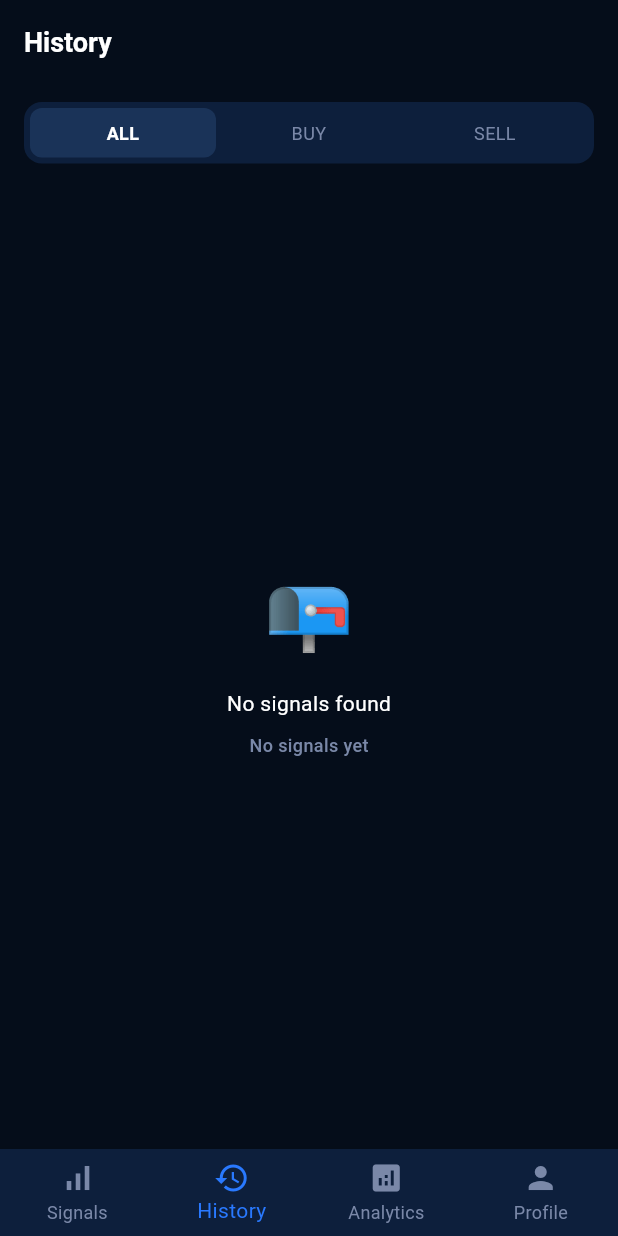
After one commit to stewardyohanes/ea_mobile, a Flutter app: the HistoryScreen screen opened by its route, on a phone screen of 412 x 824 dp. The commit adds this screen. Run offline on Flutter 3.47's test engine with Material 3 defaults, Android fonts, the phone set to English and light mode, and no system bars; our stand-ins replace dio, flutter_animate, flutter_riverpod, flutter_secure_storage, go_router, lottie; accounts and stored records are empty; network calls fail.

Commit message:
feat: add HistoryScreen and FilterTabBar components for signal history management

```diff
--- a/lib/app/router.dart
+++ b/lib/app/router.dart
@@ -2,6 +2,7 @@ import 'package:flutter/material.dart';
 import 'package:flutter_riverpod/flutter_riverpod.dart';
 import 'package:go_router/go_router.dart';
 import 'package:tradegenz_app/features/signals/screens/feed_screen.dart';
+import 'package:tradegenz_app/features/signals/screens/history_screen.dart';
 import '../core/storage/secure_storage.dart';
 import '../features/auth/providers/auth_provider.dart';
 import '../features/auth/screens/login_screen.dart';
@@ -78,7 +79,7 @@ final routerProvider = Provider<GoRouter>((ref) {
           GoRoute(path: '/', builder: (context, state) => const FeedScreen()),
           GoRoute(
             path: '/history',
-            builder: (context, state) => const _PlaceholderScreen('History'),
+            builder: (context, state) => const HistoryScreen(),
           ),
           GoRoute(
             path: '/analytics',
--- /dev/null
+++ b/lib/features/signals/screens/history_screen.dart
@@ -0,0 +1,130 @@
+import 'package:flutter/material.dart';
+import 'package:flutter_riverpod/flutter_riverpod.dart';
+import 'package:tradegenz_app/features/signals/providers/signal_provider.dart';
+import '../widgets/signal_card.dart';
+import '../widgets/skeleton_card.dart';
+import '../widgets/filter_tab_bar.dart';
+import '../../../core/theme/app_colors.dart';
+import '../../../core/theme/app_text_styles.dart';
+
+class HistoryScreen extends ConsumerStatefulWidget {
+  const HistoryScreen({super.key});
+
+  @override
+  ConsumerState<HistoryScreen> createState() => _HistoryScreenState();
+}
+
+class _HistoryScreenState extends ConsumerState<HistoryScreen> {
+  final _scrollController = ScrollController();
+  String _activeFilter = 'ALL'; // state lokal untuk filter aktif
+
+  @override
+  void initState() {
+    super.initState();
+    Future.microtask(() => ref.read(signalsProvider.notifier).fetchInitial());
+    _scrollController.addListener(_onScroll);
+  }
+
+  @override
+  void dispose() {
+    _scrollController.dispose();
+    super.dispose();
+  }
+
+  void _onScroll() {
+    final maxScroll = _scrollController.position.maxScrollExtent;
+    final currentScroll = _scrollController.position.pixels;
+    if (currentScroll >= maxScroll - 200) {
+      final direction = _activeFilter == 'ALL' ? null : _activeFilter;
+      ref.read(signalsProvider.notifier).fetchMore(direction: direction);
+    }
+  }
+
+  void _onFilterChanged(String filter) {
+    setState(() => _activeFilter = filter);
+    // Fetch ulang dengan filter baru
+    final direction = filter == 'ALL' ? null : filter;
+    ref.read(signalsProvider.notifier).fetchInitial(direction: direction);
+  }
+
+  @override
+  Widget build(BuildContext context) {
+    final signalsState = ref.watch(signalsProvider);
+
+    return Scaffold(
+      appBar: AppBar(title: const Text('History')),
+      body: Column(
+        children: [
+          // Filter tab — selalu tampil di atas
+          FilterTabBar(
+            activeFilter: _activeFilter,
+            onFilterChanged: _onFilterChanged,
+          ),
+
+          // List sinyal mengisi sisa ruang
+          // Expanded = setara flex: 1 di RN, mengisi sisa tinggi
+          Expanded(child: _buildBody(signalsState)),
+        ],
+      ),
+    );
+  }
+
+  Widget _buildBody(SignalsState state) {
+    if (state.isLoading) {
+      return ListView.builder(
+        itemCount: 6,
+        itemBuilder: (_, __) => const SkeletonCard(),
+      );
+    }
+
+    if (state.signals.isEmpty) {
+      return Center(
+        child: Column(
+          mainAxisAlignment: MainAxisAlignment.center,
+          children: [
+            const Text('📭', style: TextStyle(fontSize: 48)),
+            const SizedBox(height: 16),
+            Text('No signals found', style: AppTextStyles.body),
+            const SizedBox(height: 8),
+            Text(
+              _activeFilter == 'ALL'
+                  ? 'No signals yet'
+                  : 'No ${_activeFilter} signals found',
+              style: AppTextStyles.label,
+            ),
+          ],
+        ),
+      );
+    }
+
+    return RefreshIndicator(
+      color: AppColors.primary,
+      backgroundColor: AppColors.surface,
+      onRefresh: () {
+        final direction = _activeFilter == 'ALL' ? null : _activeFilter;
+        return ref
+            .read(signalsProvider.notifier)
+            .fetchInitial(direction: direction);
+      },
+      child: ListView.builder(
+        controller: _scrollController,
+        itemCount: state.signals.length + 1,
+        itemBuilder: (context, index) {
+          if (index == state.signals.length) {
+            return state.isLoadingMore
+                ? const Padding(
+                    padding: EdgeInsets.all(16),
+                    child: Center(
+                      child: CircularProgressIndicator(
+                        color: AppColors.primary,
+                      ),
+                    ),
+                  )
+                : const SizedBox.shrink();
+          }
+          return SignalCard(signal: state.signals[index]);
+        },
+      ),
+    );
+  }
+}
--- /dev/null
+++ b/lib/features/signals/widgets/filter_tab_bar.dart
@@ -0,0 +1,54 @@
+import 'package:flutter/material.dart';
+import '../../../core/theme/app_colors.dart';
+import '../../../core/theme/app_text_styles.dart';
+
+class FilterTabBar extends StatelessWidget {
+  final String activeFilter; // 'ALL' | 'BUY' | 'SELL'
+  final ValueChanged<String> onFilterChanged;
+
+  const FilterTabBar({
+    required this.activeFilter,
+    required this.onFilterChanged,
+    super.key,
+  });
+
+  @override
+  Widget build(BuildContext context) {
+    return Container(
+      margin: const EdgeInsets.fromLTRB(16, 12, 16, 4),
+      padding: const EdgeInsets.all(4),
+      decoration: BoxDecoration(
+        color: AppColors.surface,
+        borderRadius: BorderRadius.circular(12),
+      ),
+      child: Row(
+        children: ['ALL', 'BUY', 'SELL'].map((filter) {
+          final isActive = activeFilter == filter;
+          return Expanded(
+            child: GestureDetector(
+              onTap: () => onFilterChanged(filter),
+              child: AnimatedContainer(
+                duration: const Duration(milliseconds: 200),
+                padding: const EdgeInsets.symmetric(vertical: 8),
+                decoration: BoxDecoration(
+                  color: isActive ? AppColors.card : Colors.transparent,
+                  borderRadius: BorderRadius.circular(8),
+                ),
+                child: Text(
+                  filter,
+                  textAlign: TextAlign.center,
+                  style: AppTextStyles.label.copyWith(
+                    color: isActive
+                        ? AppColors.textPrimary
+                        : AppColors.textMuted,
+                    fontWeight: isActive ? FontWeight.w600 : FontWeight.normal,
+                  ),
+                ),
+              ),
+            ),
+          );
+        }).toList(),
+      ),
+    );
+  }
+}
```
